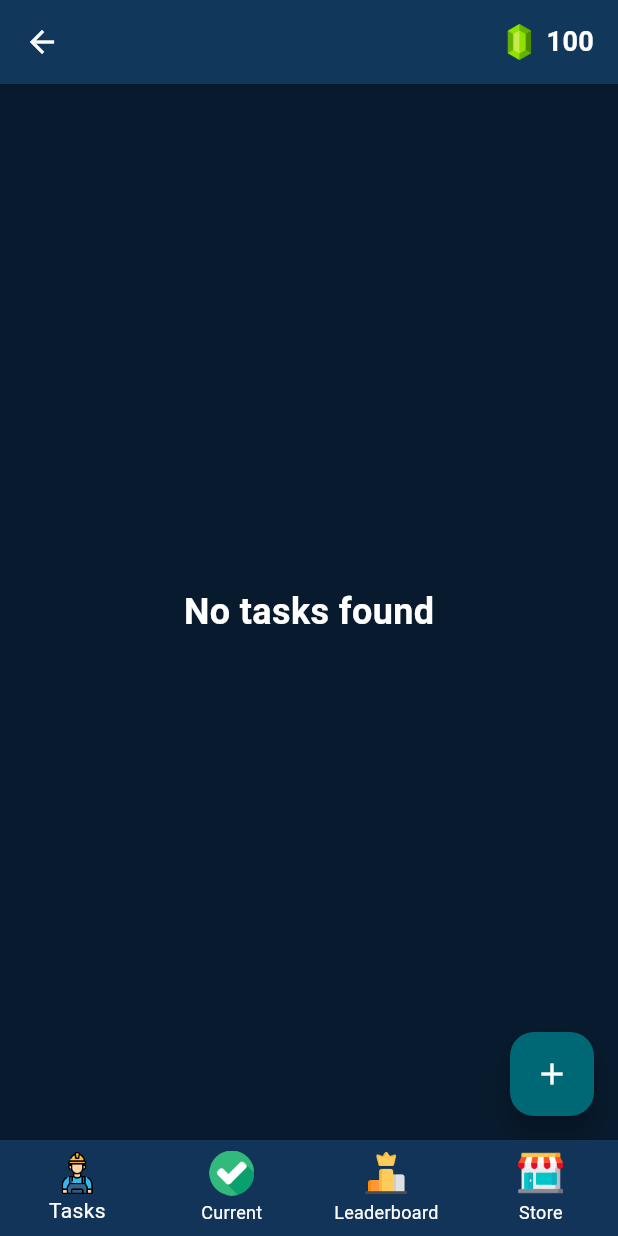
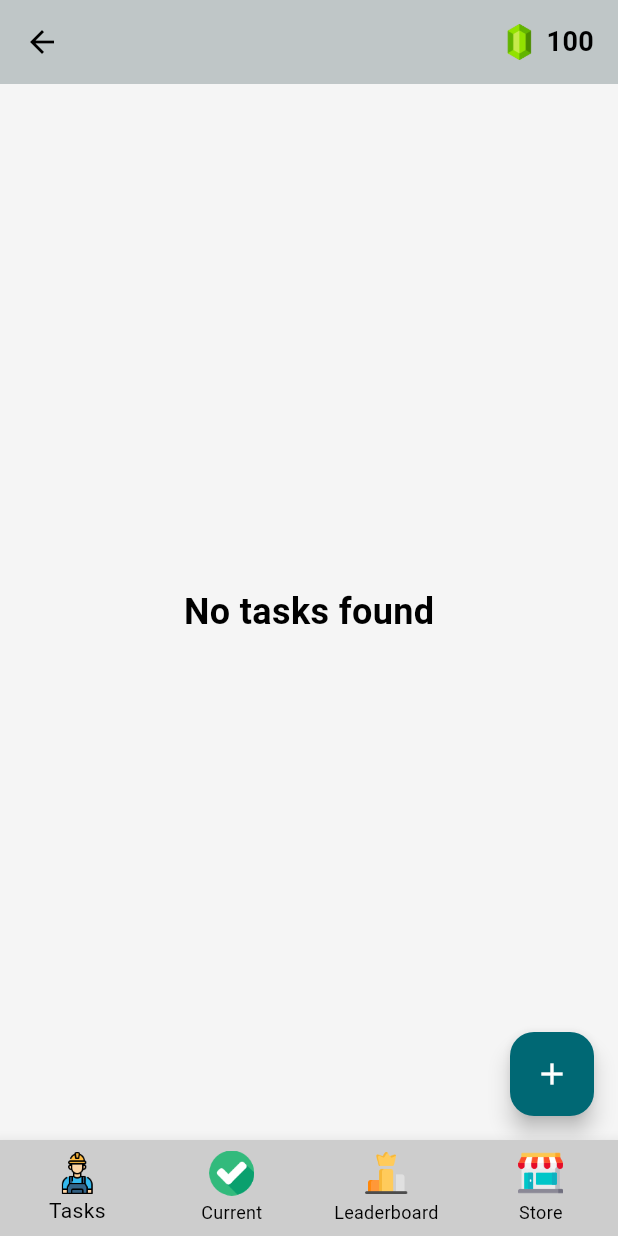
Before and after one commit to mirkovicmilica/DeepHack, a Flutter app: the HomeScreen screen opened directly with empty values, on a phone screen of 412 x 824 dp. Run offline on Flutter 3.47's test engine with Material 3 defaults, Android fonts, the phone set to English and light mode, and no system bars; our stand-ins replace cloud_firestore, firebase_auth, firebase_core, flutter_spinkit, image_picker, js and 2 more; missing offline and left inert: dart:html, dart:js_util; accounts and stored records are empty.

Commit message:
all dente

```diff
--- a/tasky/lib/screens/home/home_screen.dart
+++ b/tasky/lib/screens/home/home_screen.dart
@@ -79,9 +79,9 @@ class _HomeScreenState extends State<HomeScreen> {
       appBar: AppBar(
         title: Text(
           widget.groupName,
-          style: TextStyle(color: Colors.white), // Set title text color to white
+          style: TextStyle(color: Colors.black), // Set title text color to white
         ),
-        iconTheme: IconThemeData(color: Colors.white), // Set icon color to white
+        iconTheme: IconThemeData(color: Colors.black), // Set icon color to white
         actions: [
           Padding(
             padding: const EdgeInsets.only(right: 16),
@@ -93,7 +93,7 @@ class _HomeScreenState extends State<HomeScreen> {
                   '$userGems',
                   style: TextStyle(
                     fontSize: 18,
-                    color: Colors.white, // Set gem text color to white
+                    color: Colors.black, // Set gem text color to black
                     fontWeight: FontWeight.bold,
                   ),
                 ),
@@ -101,16 +101,16 @@ class _HomeScreenState extends State<HomeScreen> {
             ),
           ),
         ],
-        backgroundColor: const Color.fromARGB(255, 18, 52, 88),
+        backgroundColor: const Color.fromARGB(255,205,205,205),
         elevation: 2,
       ),
       body: SafeArea(child: currentScreen),
       bottomNavigationBar: BottomNavigationBar(
-        backgroundColor: const Color.fromARGB(255, 18, 52, 88),
+        backgroundColor: const Color.fromARGB(255,205,205,205),
         currentIndex: _selectedIndex,
         onTap: _onItemTapped,
-        selectedItemColor: Colors.white, // Set selected icon and label color to white
-        unselectedItemColor: Colors.white, // Set unselected icon and label color to white
+        selectedItemColor: Colors.black, // Set selected icon and label color to black
+        unselectedItemColor: Colors.black, // Set unselected icon and label color to black
         items: [
           BottomNavigationBarItem(
             icon: Image.asset('assets/icons/tasks.png', width: 30, height: 30),
--- a/tasky/lib/screens/tasks/task_swipe_screen.dart
+++ b/tasky/lib/screens/tasks/task_swipe_screen.dart
@@ -53,7 +53,7 @@ class _TaskSwipeScreenState extends State<TaskSwipeScreen> {
                 child: Text(
                   "No tasks found",
                   style: TextStyle(
-                    color: Colors.white, // Set the text color to white
+                    color: Colors.black, // Set the text color to white
                     fontSize: 24, // Increase the font size
                     fontWeight: FontWeight.bold, // Optional: make it bold
                   ),
@@ -139,7 +139,7 @@ class _TaskSwipeScreenState extends State<TaskSwipeScreen> {
                       ),
                       child: Container(
                         // Expand to fill available space
-                        color: Colors.grey[250],
+                        color: const Color.fromARGB(255,215,215,215),
                         width: double.infinity,
                         height: double.infinity,
                         padding: EdgeInsets.symmetric(
```
Also changed, not shown: tasky/lib/app.dart (+6 -6 lines).
